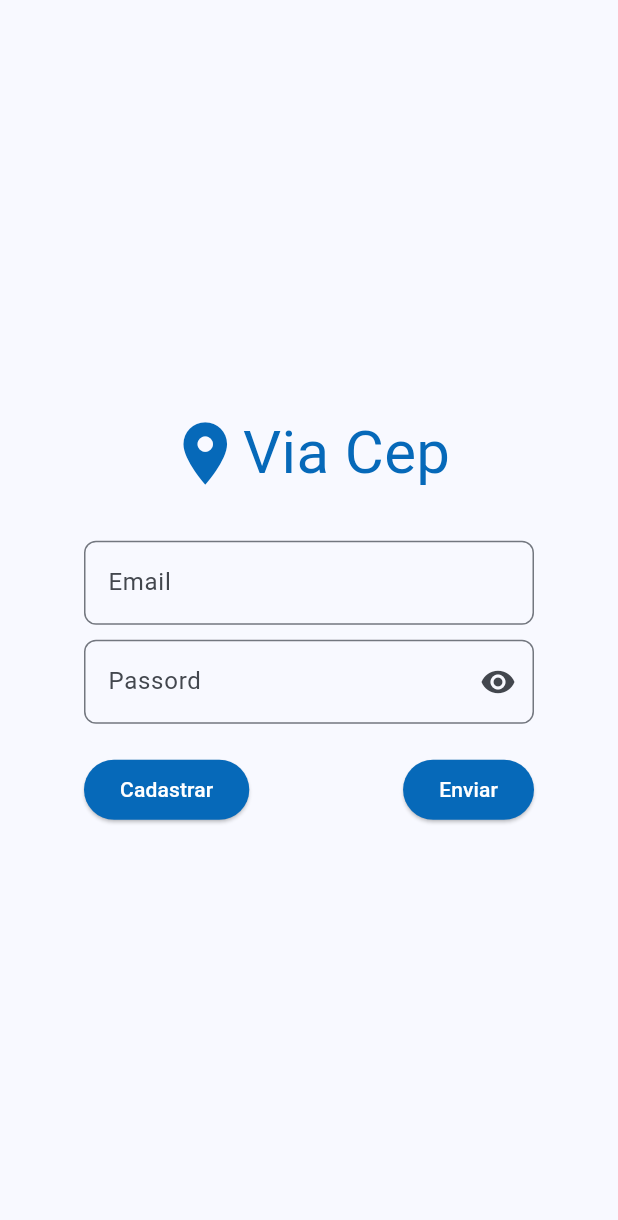
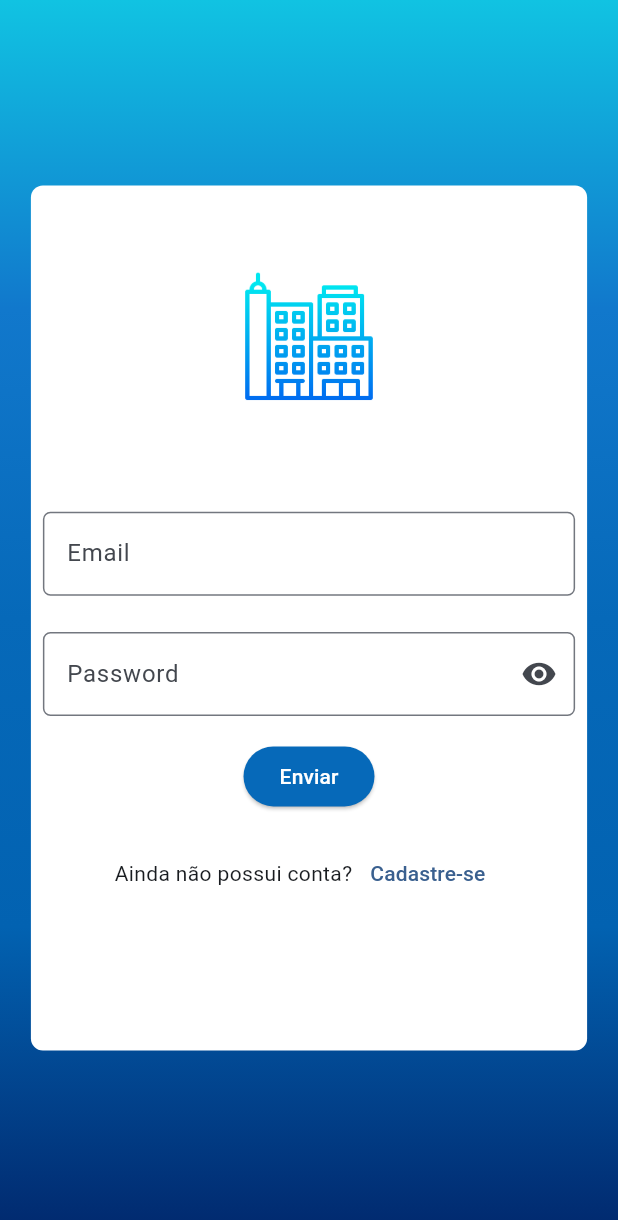
Before and after one commit to Gustavo-N5/Cep_APP, a Flutter app: the screen it shows after launch, on a phone screen of 412 x 824 dp. Shown: the top 1220 px of the screen. Run offline on Flutter 3.47's test engine with Material 2 defaults, Android fonts, the light colour scheme and no system bars; our stand-ins replace dio, flutter_bloc.

Commit message:
fix: melhoriar tela de login

```diff
--- a/lib/main.dart
+++ b/lib/main.dart
@@ -23,7 +23,7 @@ class MyApp extends StatelessWidget {
           useMaterial3: true,
         ),
         routes: {
-          "/": (context) => LoginScreen(),
+          "/": (context) => const LoginScreen(),
           "/home": (context) => const HomePage(),
         },
       ),
--- a/lib/src/UI/helper/ButtonWidget.dart
+++ /dev/null
@@ -1,19 +0,0 @@
-import 'package:flutter/material.dart';
-
-class ButtonWidget extends StatelessWidget {
-  final String text;
-  const ButtonWidget({Key? key, required this.text}) : super(key: key);
-
-  @override
-  Widget build(BuildContext context) {
-    return ElevatedButton(
-      style: ElevatedButton.styleFrom(
-          backgroundColor: const Color.fromARGB(255, 6, 105, 185)),
-      child: Text(
-        text,
-        style: const TextStyle(color: Colors.white),
-      ),
-      onPressed: () {},
-    );
-  }
-}
--- a/lib/src/UI/helper/fild_widgwt.dart
+++ /dev/null
@@ -1,31 +0,0 @@
-// ignore_for_file: public_member_api_docs, sort_constructors_first
-import 'package:flutter/material.dart';
-
-class FildWidgwt extends StatelessWidget {
-  final IconButton? iconButton;
-  final TextEditingController controller;
-  final String label;
-  const FildWidgwt({
-    Key? key,
-    required this.controller,
-    required this.label,
-    this.iconButton,
-  }) : super(key: key);
-
-  @override
-  Widget build(BuildContext context) {
-    return TextFormField(
-      controller: controller,
-      keyboardType: TextInputType.emailAddress,
-      decoration: InputDecoration(
-        labelText: label,
-        suffixIcon: iconButton,
-        border: const OutlineInputBorder(
-          borderRadius: BorderRadius.all(
-            Radius.circular(8),
-          ),
-        ),
-      ),
-    );
-  }
-}
--- /dev/null
+++ b/lib/src/UI/helper/gradient.dart
@@ -0,0 +1,17 @@
+import 'package:flutter/material.dart';
+
+BoxDecoration boxgradiente() {
+  return const BoxDecoration(
+    gradient: LinearGradient(
+      begin: Alignment.topCenter,
+      end: Alignment.bottomCenter,
+      colors: [
+        Color.fromARGB(255, 17, 195, 226),
+        Color.fromARGB(255, 17, 120, 204),
+        Color.fromARGB(255, 6, 105, 185),
+        Color.fromARGB(255, 2, 98, 177),
+        Color.fromARGB(255, 1, 40, 109),
+      ],
+    ),
+  );
+}
--- /dev/null
+++ b/lib/src/UI/helper/media_query_help.dart
@@ -0,0 +1,9 @@
+import 'package:flutter/material.dart';
+
+double height(BuildContext context, double height) {
+  return MediaQuery.of(context).size.height * height;
+}
+
+double width(BuildContext context, double width) {
+  return MediaQuery.of(context).size.width * width;
+}
--- a/lib/src/UI/screens/home/home_page.dart
+++ b/lib/src/UI/screens/home/home_page.dart
@@ -33,9 +33,6 @@ class _HomePageState extends State<HomePage> {
   @override
   Widget build(BuildContext context) {
     return Scaffold(
-      appBar: AppBar(
-        title: const Text('Home'),
-      ),
       body: Center(
         child: SizedBox(
           child: Column(
--- a/lib/src/UI/screens/login/login_screen.dart
+++ b/lib/src/UI/screens/login/login_screen.dart
@@ -1,74 +1,81 @@
 import 'package:flutter/material.dart';
-import 'package:via_cep/src/UI/helper/ButtonWidget.dart';
-import 'package:via_cep/src/UI/helper/fild_widgwt.dart';
+import 'package:via_cep/src/UI/helper/gradient.dart';
+import 'package:via_cep/src/UI/helper/media_query_help.dart';
 
-class LoginScreen extends StatelessWidget {
-  LoginScreen({super.key});
+class LoginScreen extends StatefulWidget {
+  const LoginScreen({super.key});
 
+  @override
+  State<LoginScreen> createState() => _LoginScreenState();
+}
+
+class _LoginScreenState extends State<LoginScreen> {
   final TextEditingController _email = TextEditingController();
   final TextEditingController _passord = TextEditingController();
 
   @override
   Widget build(BuildContext context) {
     return Scaffold(
-      body: Center(
-        child: SizedBox(
-          height: 600,
-          width: 300,
+      body: Container(
+        decoration: boxgradiente(),
+        child: Center(
+          child: Container(
+            height: height(context, 0.7),
+            width: width(context, 0.9),
+            decoration: const BoxDecoration(
+              color: Colors.white,
+              borderRadius: BorderRadius.all(Radius.circular(8)),
+            ),
+            child: SingleChildScrollView(
               child: Column(
                 mainAxisAlignment: MainAxisAlignment.center,
                 crossAxisAlignment: CrossAxisAlignment.center,
                 children: [
-              const Row(
-                mainAxisAlignment: MainAxisAlignment.center,
+                  Padding(
+                    padding: const EdgeInsets.only(top: 10, bottom: 10),
+                    child: SizedBox(
+                      height: height(context, 0.22),
+                      width: width(context, 0.22),
+                      child: Image.asset("assets/condominio.png"),
+                    ),
+                  ),
+                  SizedBox(
+                    height: height(context, 0.01),
+                  ),
+                  Form(
+                    child: Column(
                       children: [
-                  Icon(
-                    Icons.location_on,
-                    size: 50,
-                    color: Color.fromARGB(255, 6, 105, 185),
-                  ),
-                  Text(
-                    "Via Cep",
-                    style: TextStyle(
-                      color: Color.fromARGB(255, 6, 105, 185),
-                      fontSize: 40,
-                    ),
-                  )
-                ],
-              ),
-              const SizedBox(
-                height: 30,
-              ),
-              TextFormField(
+                        Padding(
+                          padding: const EdgeInsets.all(8.0),
+                          child: TextFormField(
                             controller: _email,
-                keyboardType: TextInputType.emailAddress,
                             decoration: const InputDecoration(
                               labelText: "Email",
-                  hintText: "Ex: email@email.com",
                               border: OutlineInputBorder(
-                    borderRadius: BorderRadius.all(Radius.circular(8)),
+                                  borderRadius:
+                                      BorderRadius.all(Radius.circular(5))),
+                            ),
+                            keyboardType: TextInputType.emailAddress,
                           ),
                         ),
+                        SizedBox(
+                          height: height(context, 0.01),
                         ),
-              const SizedBox(
-                height: 10,
-              ),
-              FildWidgwt(
+                        Padding(
+                          padding: const EdgeInsets.all(8.0),
+                          child: TextFormField(
                             controller: _passord,
-                label: "Passord",
-                iconButton: IconButton(
-                  onPressed: () {},
-                  icon: const Icon(Icons.visibility),
+                            decoration: const InputDecoration(
+                                labelText: "Password",
+                                border: OutlineInputBorder(
+                                    borderRadius:
+                                        BorderRadius.all(Radius.circular(5))),
+                                suffixIcon: Icon(Icons.visibility)),
                           ),
                         ),
-              const SizedBox(
-                height: 20,
+                        SizedBox(
+                          height: height(context, 0.01),
                         ),
-              Row(
-                mainAxisAlignment: MainAxisAlignment.spaceBetween,
-                children: [
-                  const ButtonWidget(text: "Cadastrar"),
-                  // ButtonWidget(text: "Entrar"),
                         ElevatedButton(
                           style: ElevatedButton.styleFrom(
                               backgroundColor:
@@ -81,9 +88,24 @@ class LoginScreen extends StatelessWidget {
                             Navigator.pushNamed(context, "/home");
                           },
                         ),
+                        SizedBox(
+                          height: height(context, 0.02),
+                        ),
+                        Row(
+                          mainAxisAlignment: MainAxisAlignment.center,
+                          children: [
+                            const Text("Ainda não possui conta?"),
+                            TextButton(
+                                onPressed: () {},
+                                child: const Text("Cadastre-se"))
                           ],
-              )
+                        ),
                       ],
+                    ),
+                  ),
+                ],
+              ),
+            ),
           ),
         ),
       ),
```
Also changed, not shown: assets/cidade-inteligente.png (added), assets/cidade.png (added), assets/condominio.png (added). Lines whose indentation alone changed are shown as unchanged.
